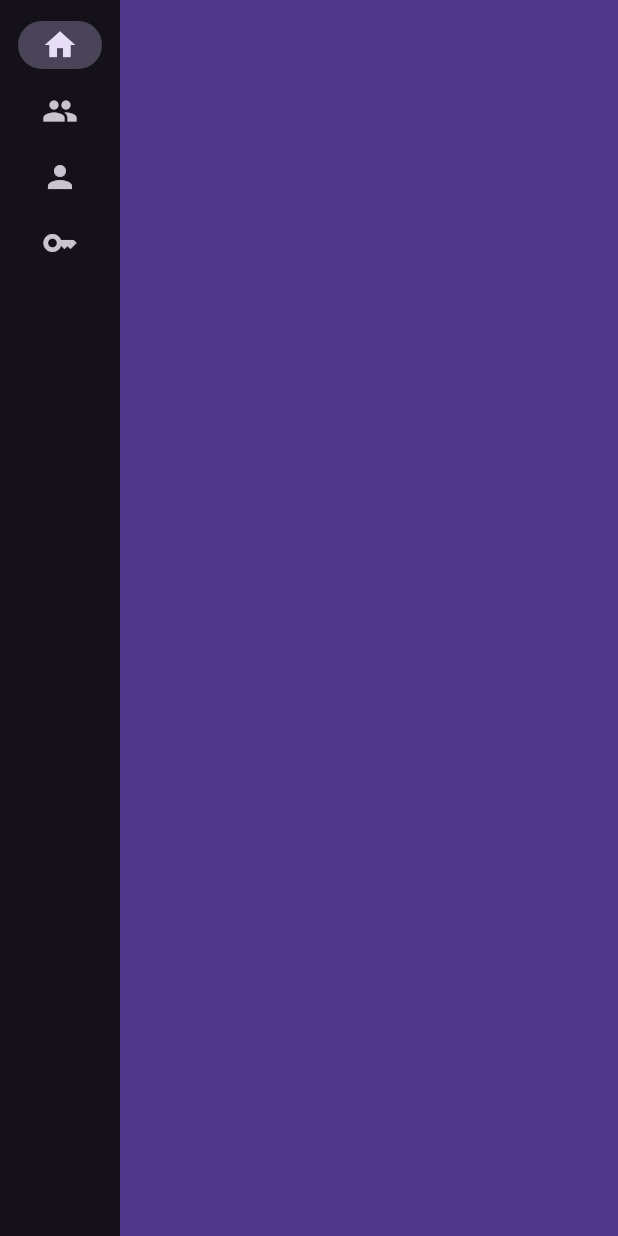
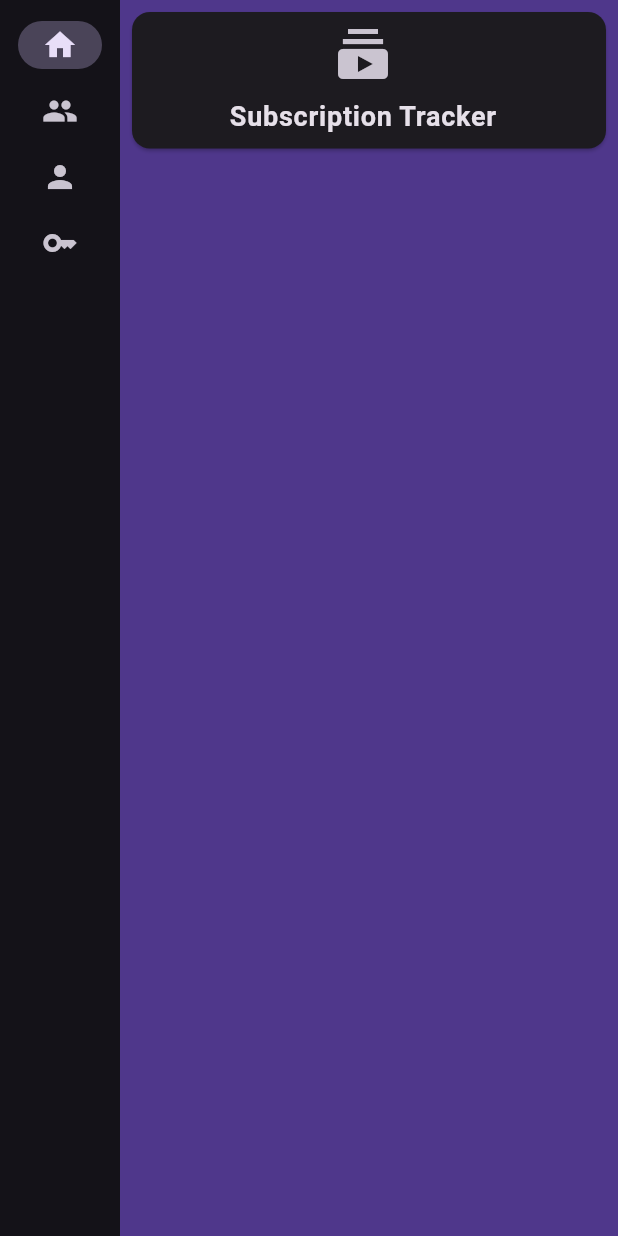
Before and after one commit to saufdermaur/GIBZ-M324-AboTracker, a Flutter app: the MyHomePage screen opened directly, on a phone screen of 412 x 824 dp. Run offline on Flutter 3.47's test engine with Material 3 defaults, Android fonts, the light colour scheme and no system bars; our stand-ins replace supabase_flutter; missing offline and left inert: supabase_auth_ui; accounts and stored records are empty.

Commit message:
show stats

```diff
--- a/lib/home/home_page.dart
+++ b/lib/home/home_page.dart
@@ -59,9 +59,31 @@ class _HomePageState extends State<HomePage> {
         }
 
         groups = snapshot.data!;
-        return Stack(
+        return Column(
           children: <Widget>[
-            ListView.builder(
+            Card(
+              margin: const EdgeInsets.all(8),
+              child: ListTile(
+                title: Center(
+                  child: Column(
+                    mainAxisSize: MainAxisSize.min,
+                    children: <Widget>[
+                      Icon(Icons.subscriptions, size: 40),
+                      SizedBox(height: 8),
+                      Text(
+                        "Subscription Tracker",
+                        style: TextStyle(
+                          fontSize: 18,
+                          fontWeight: FontWeight.bold,
+                        ),
+                      ),
+                    ],
+                  ),
+                ),
+              ),
+            ),
+            Expanded(
+              child: ListView.builder(
                 padding: const EdgeInsets.all(8),
                 itemCount: groups.length,
                 itemBuilder: (BuildContext context, int index) {
@@ -110,6 +132,7 @@ class _HomePageState extends State<HomePage> {
                   );
                 },
               ),
+            )
           ],
         );
       },
```
Also changed, not shown: lib/home/specific_group_page.dart (+36 -7 lines). Lines whose indentation alone changed are shown as unchanged.
